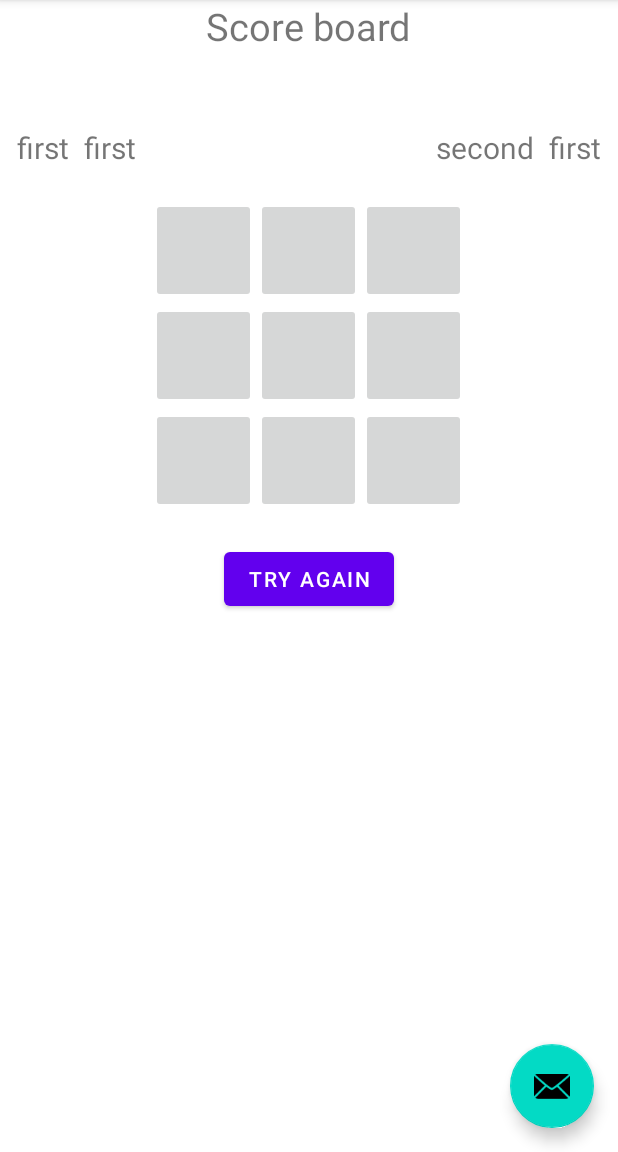
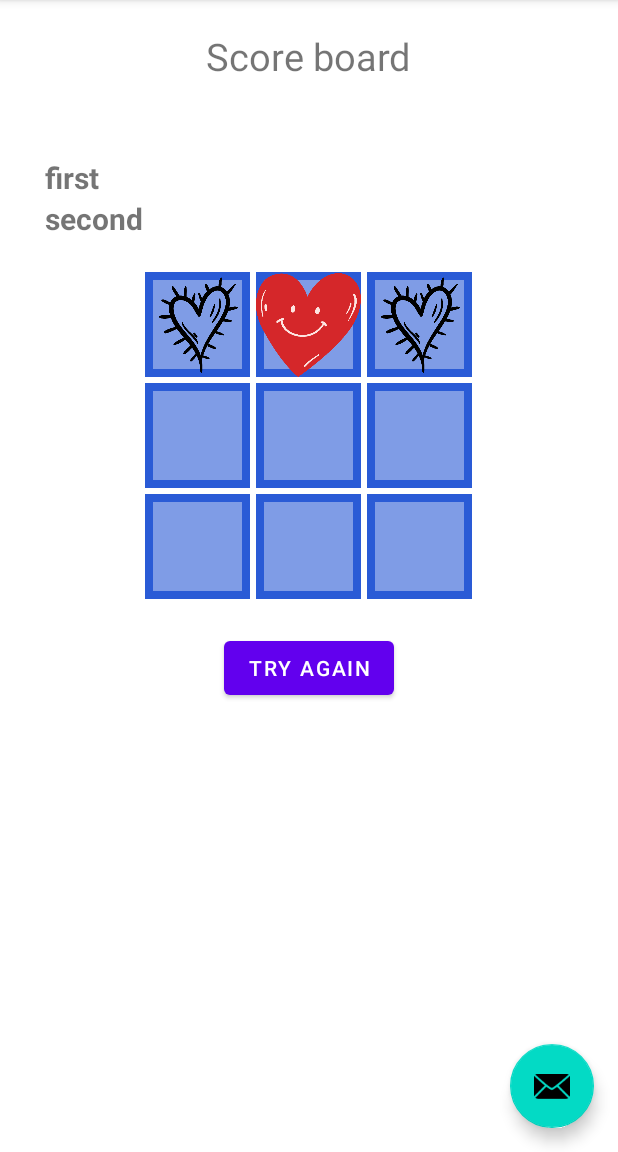
Before and after one commit to edo-edo/tic-tac-toe-kotlin-multiplayer-game, an Android app: the OfflinePlayer screen opened through its navigation route, in the options menu, after a tap on "Settings", on a phone screen of 412 x 824 dp, the part 84-1236 px from its top. Run offline under Robolectric (Android 15) with nearby library versions, the phone set to English and light mode, and no system bars.

Commit message:
Add local offline game programmatic side

```diff
--- a/app/src/main/java/com/example/tic_tac_toe_kotlin_multiplayer_game/ui/multiPlayer/OfflinePlayer.kt
+++ b/app/src/main/java/com/example/tic_tac_toe_kotlin_multiplayer_game/ui/multiPlayer/OfflinePlayer.kt
@@ -1,20 +1,35 @@
 package com.example.tic_tac_toe_kotlin_multiplayer_game.ui.multiPlayer
 
+import android.annotation.SuppressLint
+import android.graphics.drawable.Drawable
 import android.os.Bundle
 import androidx.fragment.app.Fragment
 import android.view.LayoutInflater
 import android.view.View
 import android.view.ViewGroup
+import android.widget.Button
+import android.widget.ImageButton
+import android.widget.TextView
+import androidx.core.content.res.ResourcesCompat
 import com.example.tic_tac_toe_kotlin_multiplayer_game.R
+import com.google.android.material.snackbar.Snackbar
 
 /**
  * A simple [Fragment] subclass is class which handle two player game on one phone.
  */
 class OfflinePlayer : Fragment() {
+    private  lateinit var imageButton: Array<Array<ImageButton>>
+    private  lateinit var   playerFirst: TextView
+    private  lateinit var playerSecond: TextView
+
+    private var playerTurn: Boolean = true
+    private var playerCount: Int = 0
+    private var playerFirstPoints: Int = 0
+    private var playerSecondPoints: Int = 0
 
     override fun onCreateView(
-            inflater: LayoutInflater, container: ViewGroup?,
-            savedInstanceState: Bundle?
+        inflater: LayoutInflater, container: ViewGroup?,
+        savedInstanceState: Bundle?
     ): View? {
         // Inflate the layout for this fragment
         return inflater.inflate(R.layout.fragment_offline_player, container, false)
@@ -23,5 +38,134 @@ class OfflinePlayer : Fragment() {
     override fun onViewCreated(view: View, savedInstanceState: Bundle?) {
         super.onViewCreated(view, savedInstanceState)
 
+        playerFirst = view.findViewById(R.id.offline_player_first)
+        playerSecond = view.findViewById(R.id.offline_player_second)
+        view.findViewById<Button>(R.id.offline_try_again).setOnClickListener {
+            clearBoard()
+        }
+
+        imageButton = Array(3) { row ->
+            Array(3) { column ->
+                initButton(row, column, view)
+            }
+        }
+    }
+
+    private fun initButton(row: Int, column: Int, view: View): ImageButton {
+        val imageBtn: ImageButton = view.findViewById(
+            resources.getIdentifier(
+                "offline_button_$row$column",
+                "id",
+                activity?.packageName
+            )
+        )
+        imageBtn.setOnClickListener {
+            onButtonClick(imageBtn)
+        }
+        return imageBtn
+    }
+
+    private fun onButtonClick(imageBtn: ImageButton) {
+        if (imageBtn.drawable != null) return
+        if (playerTurn) {
+            imageBtn.setImageResource(R.mipmap.toe_x)
+        } else {
+            imageBtn.setImageResource(R.mipmap.toe_o)
+        }
+        playerCount++
+
+        if (checkForWin()) {
+            if (playerTurn) win(1) else win(2)
+        } else if (playerCount == 9) {
+            draw()
+        } else {
+            playerTurn = !playerTurn
+        }
+    }
+
+    private fun win(player: Int) {
+        if (player == 1) playerFirstPoints++ else playerSecondPoints++
+        view?.let {
+            Snackbar.make(it,player.toString(),Snackbar.LENGTH_LONG).show()
+        }
+        updateScore()
+
+    }
+
+    @SuppressLint("SetTextI18n")
+    private fun updateScore() {
+        playerFirst.text = "player1: $playerFirstPoints"
+        playerSecond.text = "player2: $playerSecondPoints"
+
+    }
+
+    private fun draw() {
+        view?.let {
+            Snackbar.make(it,"draw",Snackbar.LENGTH_LONG).show()
+        }
+    }
+
+     private  fun clearBoard() {
+        for (i in 0..2){
+            for (j in 0..2){
+                imageButton[i][j].setImageResource(0)
+            }
+        }
+        playerCount = 0
+        playerTurn = true
+
+    }
+
+
+    private fun checkForWin(): Boolean {
+        val fields = Array(3) { row ->
+            Array(3) { column ->
+              getField(imageButton[row][column])
+            }
+
+        }
+        for (i in 0..2){
+            if(
+                (fields[i][0] == fields[i][1]) &&
+                (fields[i][0] == fields[i][2]) &&
+                (fields[i][0] != null)
+            ) return true
+        }
+
+        for (i in 0..2){
+            if(
+                (fields[0][i] == fields[1][i]) &&
+                (fields[0][i] == fields[2][i]) &&
+                (fields[0][i] != null)
+            ) return true
+        }
+
+        if(
+            (fields[0][0] == fields[1][1]) &&
+            (fields[0][0] == fields[2][2]) &&
+            (fields[0][0] != null)
+            ) return true
+
+        if(
+            (fields[0][2] == fields[1][1]) &&
+            (fields[0][2] == fields[2][0]) &&
+            (fields[0][2] != null)
+        ) return true
+
+        return false
+
+    }
+
+    private fun getField(imageButton: ImageButton): Char? {
+        val drw:Drawable? = imageButton.drawable
+        val drwCross = ResourcesCompat.getDrawable(resources,R.mipmap.toe_x,null)
+        val drwZero = ResourcesCompat.getDrawable(resources,R.mipmap.toe_o,null)
+
+        return when(drw?.constantState){
+            drwCross?.constantState -> 'x'
+            drwZero?.constantState -> 'o'
+            else -> null
+        }
+
     }
 }
--- /dev/null
+++ b/app/src/main/res/drawable/custom_button.xml
@@ -0,0 +1,5 @@
+<?xml version="1.0" encoding="utf-8"?>
+<shape xmlns:android="http://schemas.android.com/apk/res/android" android:shape="rectangle" >
+    <stroke android:color="#2A5BD6" android:width="5dp" />
+    <solid android:color="#992A5BD6" />
+</shape>
--- a/app/src/main/res/layout/fragment_offline_player.xml
+++ b/app/src/main/res/layout/fragment_offline_player.xml
@@ -12,6 +12,7 @@
         android:layout_width="wrap_content"
         android:layout_height="wrap_content"
         android:text="@string/score_board"
+        android:layout_marginTop="20dp"
         android:textSize="25sp"
         />
 
@@ -19,42 +20,26 @@
         android:layout_marginTop="50dp"
         android:layout_width="match_parent"
         android:layout_height="wrap_content"
-        android:orientation="horizontal"
-        android:gravity="center_horizontal"
+        android:orientation="vertical"
         >
         <TextView
             android:id="@+id/offline_player_first"
             android:layout_width="wrap_content"
             android:layout_height="wrap_content"
             android:text="first"
-            android:layout_marginStart="10dp"
-            android:layout_marginEnd="10dp"
+            android:textStyle="bold"
+            android:layout_marginStart="30dp"
             android:textSize="20sp"
-            />
-        <TextView
-            android:id="@+id/offline_player_first_score"
-            android:layout_width="wrap_content"
-            android:layout_height="wrap_content"
-            android:text="first"
-            android:textSize="20sp"
-            android:layout_marginEnd="200dp"
             />
         <TextView
             android:id="@+id/offline_player_second"
             android:layout_width="wrap_content"
             android:layout_height="wrap_content"
+            android:layout_marginStart="30dp"
+            android:textStyle="bold"
             android:text="second"
             android:textSize="20sp" />
 
-        <TextView
-            android:id="@+id/offline_player_second_score"
-            android:layout_width="wrap_content"
-            android:layout_height="wrap_content"
-            android:text="first"
-            android:textSize="20sp"
-            android:layout_marginStart="10dp"
-            android:layout_marginEnd="10dp"
-            />
     </LinearLayout>
 
     <LinearLayout
@@ -64,15 +49,24 @@
         android:gravity="center"
         >
         <ImageButton
-            android:id="@+id/offline_button_first"
+            android:id="@+id/offline_button_00"
+            android:scaleType="centerCrop"
+            android:background="@drawable/custom_button"
+            android:layout_margin="2dp"
             android:layout_width="70dp"
             android:layout_height="70dp" />
         <ImageButton
-            android:id="@+id/offline_button_second"
+            android:id="@+id/offline_button_01"
+            android:scaleType="centerCrop"
+            android:background="@drawable/custom_button"
+            android:layout_margin="2dp"
             android:layout_width="70dp"
             android:layout_height="70dp" />
         <ImageButton
-            android:id="@+id/offline_button_third"
+            android:id="@+id/offline_button_02"
+            android:scaleType="centerCrop"
+            android:background="@drawable/custom_button"
+            android:layout_margin="2dp"
             android:layout_width="70dp"
             android:layout_height="70dp" />
 
@@ -83,15 +77,24 @@
         android:gravity="center"
         >
         <ImageButton
-            android:id="@+id/offline_button_fourth"
+            android:id="@+id/offline_button_10"
+            android:scaleType="centerCrop"
+            android:background="@drawable/custom_button"
+            android:layout_margin="2dp"
             android:layout_width="70dp"
             android:layout_height="70dp" />
         <ImageButton
-            android:id="@+id/offline_button_fifth"
+            android:id="@+id/offline_button_11"
+            android:scaleType="centerCrop"
+            android:background="@drawable/custom_button"
+            android:layout_margin="2dp"
             android:layout_width="70dp"
             android:layout_height="70dp" />
         <ImageButton
-            android:id="@+id/offline_button_sixth"
+            android:id="@+id/offline_button_12"
+            android:scaleType="centerCrop"
+            android:background="@drawable/custom_button"
+            android:layout_margin="2dp"
             android:layout_width="70dp"
             android:layout_height="70dp" />
 
@@ -102,21 +105,32 @@
         android:gravity="center"
         >
         <ImageButton
-            android:id="@+id/offline_button_seventh"
+            android:id="@+id/offline_button_20"
+            android:scaleType="centerCrop"
+            android:background="@drawable/custom_button"
+            android:layout_margin="2dp"
             android:layout_width="70dp"
             android:layout_height="70dp" />
         <ImageButton
-            android:id="@+id/offline_button_eighth"
+            android:id="@+id/offline_button_21"
+            android:scaleType="centerCrop"
+            android:background="@drawable/custom_button"
+            android:layout_margin="2dp"
+
             android:layout_width="70dp"
             android:layout_height="70dp" />
         <ImageButton
-            android:id="@+id/offline_button_ninth"
+            android:id="@+id/offline_button_22"
+            android:scaleType="centerCrop"
+            android:background="@drawable/custom_button"
+            android:layout_margin="2dp"
             android:layout_width="70dp"
             android:layout_height="70dp" />
 
     </LinearLayout>
 
     <Button
+        android:id="@+id/offline_try_again"
         android:layout_marginTop="20dp"
         android:layout_width="wrap_content"
         android:layout_height="wrap_content"
```
